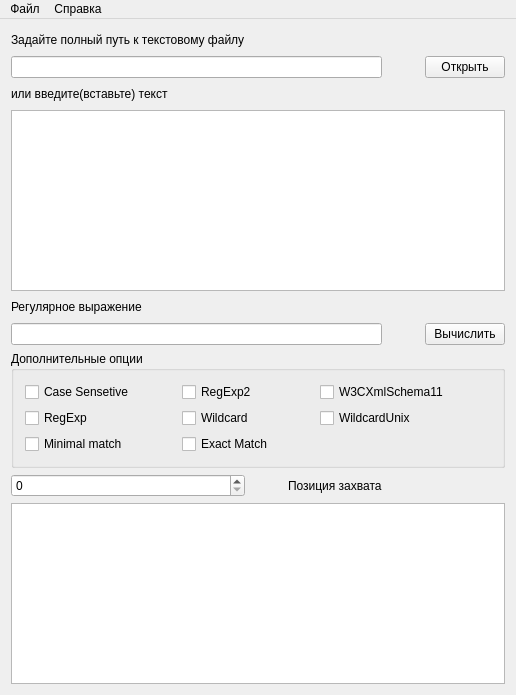
Before: the Qt Designer form qt/regexptest/mainwindow.ui in Vitozz/kukuruzo, drawn with Qt 5.
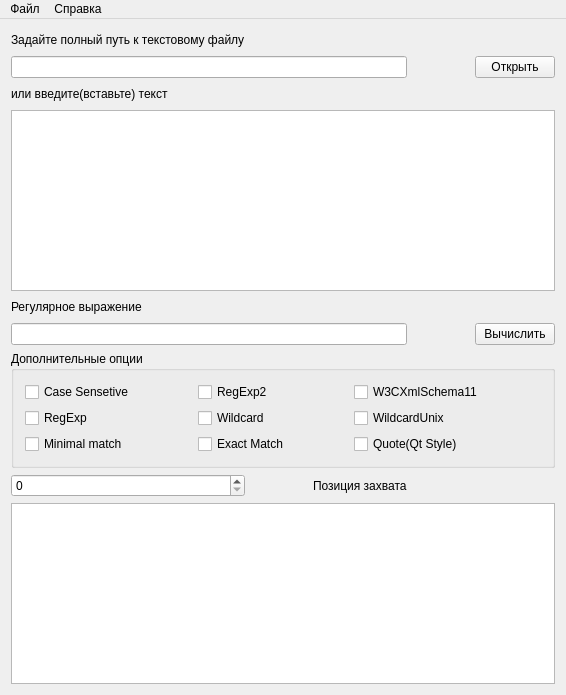
After: the same form once the commit is applied. Icons and pictures are not drawn.

Diff of the .ui file:
```diff
--- a/qt/regexptest/mainwindow.ui
+++ b/qt/regexptest/mainwindow.ui
@@ -6,7 +6,7 @@
    <rect>
     <x>0</x>
     <y>0</y>
-    <width>516</width>
+    <width>566</width>
     <height>695</height>
    </rect>
   </property>
@@ -230,6 +230,52 @@
          </property>
         </widget>
        </item>
+       <item row="2" column="4">
+        <widget class="QCheckBox" name="unquotebox">
+         <property name="text">
+          <string>Quote(Qt Style)</string>
+         </property>
+        </widget>
+       </item>
+       <item row="2" column="1">
+        <spacer name="horizontalSpacer_10">
+         <property name="orientation">
+          <enum>Qt::Horizontal</enum>
+         </property>
+         <property name="sizeHint" stdset="0">
+          <size>
+           <width>40</width>
+           <height>20</height>
+          </size>
+         </property>
+        </spacer>
+       </item>
+       <item row="2" column="3">
+        <spacer name="horizontalSpacer_15">
+         <property name="orientation">
+          <enum>Qt::Horizontal</enum>
+         </property>
+         <property name="sizeHint" stdset="0">
+          <size>
+           <width>40</width>
+           <height>20</height>
+          </size>
+         </property>
+        </spacer>
+       </item>
+       <item row="2" column="5">
+        <spacer name="horizontalSpacer_16">
+         <property name="orientation">
+          <enum>Qt::Horizontal</enum>
+         </property>
+         <property name="sizeHint" stdset="0">
+          <size>
+           <width>40</width>
+           <height>20</height>
+          </size>
+         </property>
+        </spacer>
+       </item>
       </layout>
      </widget>
     </item>
@@ -358,8 +404,8 @@
     <rect>
      <x>0</x>
      <y>0</y>
-     <width>516</width>
-     <height>20</height>
+     <width>566</width>
+     <height>25</height>
     </rect>
    </property>
    <widget class="QMenu" name="menuFile">
```
